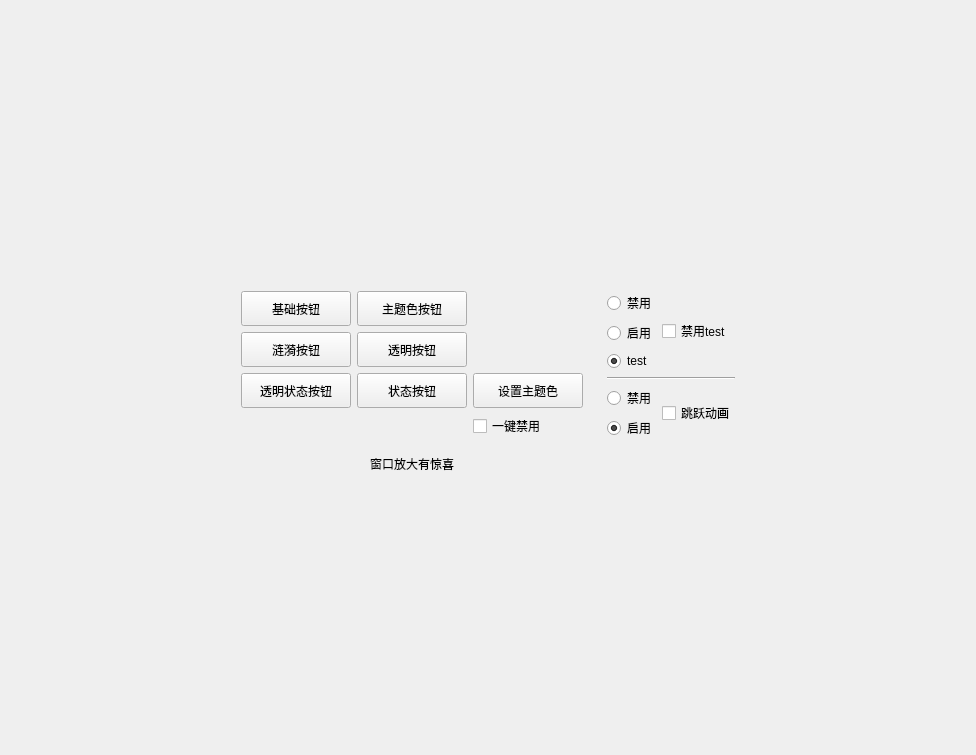
COLORREF/QWidget-FancyUI, file example/example/widget.ui: the form before one commit.
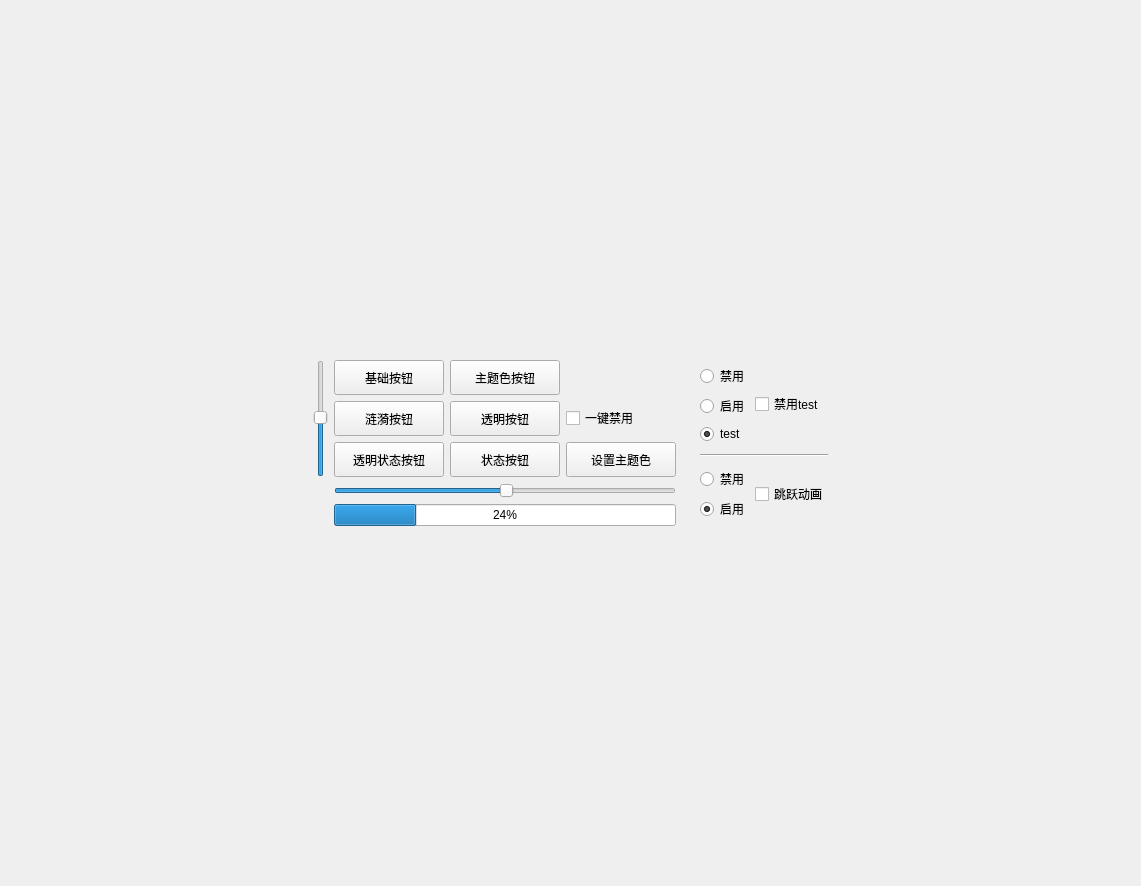
The form after the commit. The open tabs and pages were chosen to show the change. Custom widgets are drawn as their Qt base class.

Commit message:
feat(widget): 新增等比例裁剪图片显示控件
添加 AspectRatioImageWidget，按保持比例铺满方式缩放图片，支持圆角裁剪及纵向居中选项；横向居中偏移尚未实现。
调整示例主页布局并预先放置进度条、滑动条等控件引用；对应控件源码与主页图片加载逻辑尚未在本次加入。
为惯性滚动区域的样式对象设置父对象。

The edit to the form file:
```diff
--- a/example/example/widget.ui
+++ b/example/example/widget.ui
@@ -6,32 +6,339 @@
    <rect>
     <x>0</x>
     <y>0</y>
-    <width>976</width>
-    <height>755</height>
+    <width>1141</width>
+    <height>886</height>
    </rect>
   </property>
   <property name="windowTitle">
    <string>Widget</string>
   </property>
   <layout class="QHBoxLayout" name="horizontalLayout">
+   <property name="spacing">
+    <number>0</number>
+   </property>
+   <property name="leftMargin">
+    <number>0</number>
+   </property>
+   <property name="topMargin">
+    <number>0</number>
+   </property>
+   <property name="rightMargin">
+    <number>0</number>
+   </property>
+   <property name="bottomMargin">
+    <number>0</number>
+   </property>
    <item>
     <widget class="QStackedWidget" name="stackedWidget">
      <property name="currentIndex">
       <number>0</number>
      </property>
+     <widget class="QWidget" name="page_5">
+      <layout class="QVBoxLayout" name="verticalLayout_5">
+       <property name="spacing">
+        <number>0</number>
+       </property>
+       <property name="leftMargin">
+        <number>0</number>
+       </property>
+       <property name="topMargin">
+        <number>0</number>
+       </property>
+       <property name="rightMargin">
+        <number>0</number>
+       </property>
+       <property name="bottomMargin">
+        <number>0</number>
+       </property>
+       <item>
+        <widget class="QScrollArea" name="scrollArea_2">
+         <property name="widgetResizable">
+          <bool>true</bool>
+         </property>
+         <widget class="QWidget" name="scrollAreaWidgetContents_2">
+          <property name="geometry">
+           <rect>
+            <x>0</x>
+            <y>0</y>
+            <width>1139</width>
+            <height>884</height>
+           </rect>
+          </property>
+          <layout class="QVBoxLayout" name="verticalLayout_4">
+           <property name="spacing">
+            <number>0</number>
+           </property>
+           <property name="leftMargin">
+            <number>0</number>
+           </property>
+           <property name="topMargin">
+            <number>0</number>
+           </property>
+           <property name="rightMargin">
+            <number>0</number>
+           </property>
+           <property name="bottomMargin">
+            <number>0</number>
+           </property>
+           <item>
+            <widget class="AspectRatioImageWidget" name="widget_9" native="true">
+             <property name="minimumSize">
+              <size>
+               <width>0</width>
+               <height>450</height>
+              </size>
+             </property>
+             <property name="maximumSize">
+              <size>
+               <width>16777215</width>
+               <height>450</height>
+              </size>
+             </property>
+            </widget>
+           </item>
+           <item>
+            <widget class="QWidget" name="widget_10" native="true"/>
+           </item>
+          </layout>
+         </widget>
+        </widget>
+       </item>
+      </layout>
+     </widget>
      <widget class="QWidget" name="page">
       <layout class="QGridLayout" name="gridLayout_6">
-       <item row="1" column="1">
+       <item row="2" column="2">
+        <spacer name="verticalSpacer_4">
+         <property name="orientation">
+          <enum>Qt::Orientation::Vertical</enum>
+         </property>
+         <property name="sizeHint" stdset="0">
+          <size>
+           <width>20</width>
+           <height>191</height>
+          </size>
+         </property>
+        </spacer>
+       </item>
+       <item row="1" column="0">
+        <spacer name="horizontalSpacer_3">
+         <property name="orientation">
+          <enum>Qt::Orientation::Horizontal</enum>
+         </property>
+         <property name="sizeHint" stdset="0">
+          <size>
+           <width>40</width>
+           <height>20</height>
+          </size>
+         </property>
+        </spacer>
+       </item>
+       <item row="1" column="3">
+        <widget class="QWidget" name="widget_2" native="true">
+         <layout class="QGridLayout" name="gridLayout_4">
+          <item row="3" column="0" colspan="2">
+           <widget class="Line" name="line">
+            <property name="orientation">
+             <enum>Qt::Orientation::Horizontal</enum>
+            </property>
+           </widget>
+          </item>
+          <item row="4" column="0">
+           <widget class="QWidget" name="widget_4" native="true">
+            <layout class="QVBoxLayout" name="verticalLayout_2">
+             <property name="leftMargin">
+              <number>0</number>
+             </property>
+             <property name="topMargin">
+              <number>0</number>
+             </property>
+             <property name="rightMargin">
+              <number>0</number>
+             </property>
+             <property name="bottomMargin">
+              <number>0</number>
+             </property>
+             <item>
+              <widget class="RadioButton" name="radioButton_3">
+               <property name="text">
+                <string>禁用</string>
+               </property>
+               <property name="checkable">
+                <bool>true</bool>
+               </property>
+               <property name="checked">
+                <bool>false</bool>
+               </property>
+              </widget>
+             </item>
+             <item>
+              <widget class="RadioButton" name="radioButton_4">
+               <property name="text">
+                <string>启用</string>
+               </property>
+               <property name="checked">
+                <bool>true</bool>
+               </property>
+              </widget>
+             </item>
+            </layout>
+           </widget>
+          </item>
+          <item row="0" column="1">
+           <widget class="CheckBox" name="checkBox">
+            <property name="text">
+             <string>禁用test</string>
+            </property>
+           </widget>
+          </item>
+          <item row="0" column="0">
+           <widget class="QWidget" name="widget_3" native="true">
+            <layout class="QVBoxLayout" name="verticalLayout">
+             <property name="leftMargin">
+              <number>0</number>
+             </property>
+             <property name="topMargin">
+              <number>0</number>
+             </property>
+             <property name="rightMargin">
+              <number>0</number>
+             </property>
+             <property name="bottomMargin">
+              <number>0</number>
+             </property>
+             <item>
+              <widget class="RadioButton" name="radioButton">
+               <property name="text">
+                <string>禁用</string>
+               </property>
+              </widget>
+             </item>
+             <item>
+              <widget class="RadioButton" name="radioButton_2">
+               <property name="text">
+                <string>启用</string>
+               </property>
+               <property name="checked">
+                <bool>false</bool>
+               </property>
+              </widget>
+             </item>
+             <item>
+              <widget class="RadioButton" name="radioButton_5">
+               <property name="text">
+                <string>test</string>
+               </property>
+               <property name="checked">
+                <bool>true</bool>
+               </property>
+              </widget>
+             </item>
+            </layout>
+           </widget>
+          </item>
+          <item row="4" column="1">
+           <widget class="CheckBox" name="checkBox_2">
+            <property name="text">
+             <string>跳跃动画</string>
+            </property>
+           </widget>
+          </item>
+         </layout>
+        </widget>
+       </item>
+       <item row="0" column="2">
+        <spacer name="verticalSpacer_3">
+         <property name="orientation">
+          <enum>Qt::Orientation::Vertical</enum>
+         </property>
+         <property name="sizeHint" stdset="0">
+          <size>
+           <width>20</width>
+           <height>191</height>
+          </size>
+         </property>
+        </spacer>
+       </item>
+       <item row="1" column="4">
+        <spacer name="horizontalSpacer_4">
+         <property name="orientation">
+          <enum>Qt::Orientation::Horizontal</enum>
+         </property>
+         <property name="sizeHint" stdset="0">
+          <size>
+           <width>40</width>
+           <height>20</height>
+          </size>
+         </property>
+        </spacer>
+       </item>
+       <item row="1" column="2">
         <widget class="QWidget" name="widget_5" native="true">
          <layout class="QGridLayout" name="gridLayout">
-          <item row="4" column="2">
+          <item row="1" column="3">
            <widget class="CheckBox" name="checkBox_3">
             <property name="text">
              <string>一键禁用</string>
             </property>
            </widget>
           </item>
-          <item row="3" column="2">
+          <item row="2" column="2">
+           <widget class="PushButton" name="pushButton_7">
+            <property name="minimumSize">
+             <size>
+              <width>110</width>
+              <height>35</height>
+             </size>
+            </property>
+            <property name="styleSheet">
+             <string notr="true"/>
+            </property>
+            <property name="text">
+             <string>状态按钮</string>
+            </property>
+            <property name="checkable">
+             <bool>true</bool>
+            </property>
+           </widget>
+          </item>
+          <item row="0" column="2">
+           <widget class="ThemeButton" name="pushButton_4">
+            <property name="enabled">
+             <bool>true</bool>
+            </property>
+            <property name="minimumSize">
+             <size>
+              <width>110</width>
+              <height>35</height>
+             </size>
+            </property>
+            <property name="styleSheet">
+             <string notr="true"/>
+            </property>
+            <property name="text">
+             <string>主题色按钮</string>
+            </property>
+           </widget>
+          </item>
+          <item row="4" column="1" colspan="3">
+           <widget class="UncertainProgressBar" name="progressBar">
+            <property name="value">
+             <number>24</number>
+            </property>
+           </widget>
+          </item>
+          <item row="0" column="0" rowspan="3">
+           <widget class="FancySlider" name="verticalSlider">
+            <property name="value">
+             <number>50</number>
+            </property>
+            <property name="orientation">
+             <enum>Qt::Orientation::Vertical</enum>
+            </property>
+           </widget>
+          </item>
+          <item row="2" column="3">
            <widget class="RippleButton" name="pushButton">
             <property name="minimumSize">
              <size>
@@ -44,7 +351,7 @@
             </property>
            </widget>
           </item>
-          <item row="3" column="0">
+          <item row="2" column="1">
            <widget class="TransparentButton" name="pushButton_6">
             <property name="enabled">
              <bool>true</bool>
@@ -66,26 +373,7 @@
             </property>
            </widget>
           </item>
-          <item row="3" column="1">
-           <widget class="PushButton" name="pushButton_7">
-            <property name="minimumSize">
-             <size>
-              <width>110</width>
-              <height>35</height>
-             </size>
-            </property>
-            <property name="styleSheet">
-             <string notr="true"/>
-            </property>
-            <property name="text">
-             <string>状态按钮</string>
-            </property>
-            <property name="checkable">
-             <bool>true</bool>
-            </property>
-           </widget>
-          </item>
-          <item row="2" column="0">
+          <item row="1" column="1">
            <widget class="RippleButton" name="pushButton_2">
             <property name="minimumSize">
              <size>
@@ -103,42 +391,7 @@
             </property>
            </widget>
           </item>
-          <item row="0" column="1">
-           <widget class="ThemeButton" name="pushButton_4">
-            <property name="enabled">
-             <bool>true</bool>
-            </property>
-            <property name="minimumSize">
-             <size>
-              <width>110</width>
-              <height>35</height>
-             </size>
-            </property>
-            <property name="styleSheet">
-             <string notr="true"/>
-            </property>
-            <property name="text">
-             <string>主题色按钮</string>
-            </property>
-           </widget>
-          </item>
-          <item row="0" column="0">
-           <widget class="PushButton" name="pushButton_3">
-            <property name="minimumSize">
-             <size>
-              <width>110</width>
-              <height>35</height>
-             </size>
-            </property>
-            <property name="styleSheet">
-             <string notr="true"/>
-            </property>
-            <property name="text">
-             <string>基础按钮</string>
-            </property>
-           </widget>
-          </item>
-          <item row="2" column="1">
+          <item row="1" column="2">
            <widget class="TransparentButton" name="pushButton_5">
             <property name="enabled">
              <bool>true</bool>
@@ -157,184 +410,35 @@
             </property>
            </widget>
           </item>
-         </layout>
-        </widget>
-       </item>
-       <item row="1" column="3">
-        <spacer name="horizontalSpacer_4">
-         <property name="orientation">
-          <enum>Qt::Orientation::Horizontal</enum>
-         </property>
-         <property name="sizeHint" stdset="0">
-          <size>
-           <width>40</width>
-           <height>20</height>
-          </size>
-         </property>
-        </spacer>
-       </item>
-       <item row="3" column="1">
-        <spacer name="verticalSpacer_4">
-         <property name="orientation">
-          <enum>Qt::Orientation::Vertical</enum>
-         </property>
-         <property name="sizeHint" stdset="0">
-          <size>
-           <width>20</width>
-           <height>191</height>
-          </size>
-         </property>
-        </spacer>
-       </item>
-       <item row="1" column="0">
-        <spacer name="horizontalSpacer_3">
-         <property name="orientation">
-          <enum>Qt::Orientation::Horizontal</enum>
-         </property>
-         <property name="sizeHint" stdset="0">
-          <size>
-           <width>40</width>
-           <height>20</height>
-          </size>
-         </property>
-        </spacer>
-       </item>
-       <item row="0" column="1">
-        <spacer name="verticalSpacer_3">
-         <property name="orientation">
-          <enum>Qt::Orientation::Vertical</enum>
-         </property>
-         <property name="sizeHint" stdset="0">
-          <size>
-           <width>20</width>
-           <height>191</height>
-          </size>
-         </property>
-        </spacer>
-       </item>
-       <item row="1" column="2">
-        <widget class="QWidget" name="widget_2" native="true">
-         <layout class="QGridLayout" name="gridLayout_4">
-          <item row="3" column="0" colspan="2">
-           <widget class="Line" name="line">
+          <item row="3" column="1" colspan="3">
+           <widget class="FancySlider" name="horizontalSlider">
+            <property name="value">
+             <number>50</number>
+            </property>
             <property name="orientation">
              <enum>Qt::Orientation::Horizontal</enum>
             </property>
            </widget>
           </item>
-          <item row="0" column="0">
-           <widget class="QWidget" name="widget_3" native="true">
-            <layout class="QVBoxLayout" name="verticalLayout">
-             <property name="leftMargin">
-              <number>0</number>
-             </property>
-             <property name="topMargin">
-              <number>0</number>
-             </property>
-             <property name="rightMargin">
-              <number>0</number>
-             </property>
-             <property name="bottomMargin">
-              <number>0</number>
-             </property>
-             <item>
-              <widget class="RadioButton" name="radioButton">
-               <property name="text">
-                <string>禁用</string>
-               </property>
-              </widget>
-             </item>
-             <item>
-              <widget class="RadioButton" name="radioButton_2">
-               <property name="text">
-                <string>启用</string>
-               </property>
-               <property name="checked">
-                <bool>false</bool>
-               </property>
-              </widget>
-             </item>
-             <item>
-              <widget class="RadioButton" name="radioButton_5">
-               <property name="text">
-                <string>test</string>
-               </property>
-               <property name="checked">
-                <bool>true</bool>
-               </property>
-              </widget>
-             </item>
-            </layout>
-           </widget>
-          </item>
-          <item row="4" column="0">
-           <widget class="QWidget" name="widget_4" native="true">
-            <layout class="QVBoxLayout" name="verticalLayout_2">
-             <property name="leftMargin">
-              <number>0</number>
-             </property>
-             <property name="topMargin">
-              <number>0</number>
-             </property>
-             <property name="rightMargin">
-              <number>0</number>
-             </property>
-             <property name="bottomMargin">
-              <number>0</number>
-             </property>
-             <item>
-              <widget class="RadioButton" name="radioButton_3">
-               <property name="text">
-                <string>禁用</string>
-               </property>
-               <property name="checkable">
-                <bool>true</bool>
-               </property>
-               <property name="checked">
-                <bool>false</bool>
-               </property>
-              </widget>
-             </item>
-             <item>
-              <widget class="RadioButton" name="radioButton_4">
-               <property name="text">
-                <string>启用</string>
-               </property>
-               <property name="checked">
-                <bool>true</bool>
-               </property>
-              </widget>
-             </item>
-            </layout>
-           </widget>
-          </item>
           <item row="0" column="1">
-           <widget class="CheckBox" name="checkBox">
-            <property name="text">
-             <string>禁用test</string>
+           <widget class="PushButton" name="pushButton_3">
+            <property name="minimumSize">
+             <size>
+              <width>110</width>
+              <height>35</height>
+             </size>
             </property>
-           </widget>
-          </item>
-          <item row="4" column="1">
-           <widget class="CheckBox" name="checkBox_2">
+            <property name="styleSheet">
+             <string notr="true"/>
+            </property>
             <property name="text">
-             <string>跳跃动画</string>
+             <string>基础按钮</string>
             </property>
            </widget>
           </item>
          </layout>
         </widget>
        </item>
-       <item row="2" column="1">
-        <widget class="QLabel" name="label">
-         <property name="text">
-          <string>窗口放大有惊喜</string>
-         </property>
-         <property name="alignment">
-          <set>Qt::AlignmentFlag::AlignCenter</set>
-         </property>
-        </widget>
-       </item>
       </layout>
      </widget>
      <widget class="QWidget" name="page_2">
@@ -364,7 +468,7 @@
            </widget>
           </item>
           <item row="1" column="2">
-           <widget class="QLabel" name="label_15">
+           <widget class="Label" name="label_15">
             <property name="minimumSize">
              <size>
               <width>0</width>
@@ -386,7 +490,7 @@
            </widget>
           </item>
           <item row="1" column="0">
-           <widget class="QLabel" name="label_13">
+           <widget class="Label" name="label_13">
             <property name="minimumSize">
              <size>
               <width>0</width>
@@ -422,7 +526,7 @@
            </widget>
           </item>
           <item row="3" column="2">
-           <widget class="QLabel" name="label_18">
+           <widget class="Label" name="label_18">
             <property name="minimumSize">
              <size>
               <width>0</width>
@@ -444,7 +548,7 @@
            </widget>
           </item>
           <item row="3" column="1">
-           <widget class="QLabel" name="label_17">
+           <widget class="Label" name="label_17">
             <property name="minimumSize">
              <size>
               <width>0</width>
@@ -480,7 +584,7 @@
            </widget>
           </item>
           <item row="3" column="0">
-           <widget class="QLabel" name="label_16">
+           <widget class="Label" name="label_16">
             <property name="minimumSize">
              <size>
               <width>0</width>
@@ -502,7 +606,7 @@
            </widget>
           </item>
           <item row="1" column="1">
-           <widget class="QLabel" name="label_14">
+           <widget class="Label" name="label_14">
             <property name="minimumSize">
              <size>
               <width>0</width>
@@ -538,7 +642,7 @@
            </widget>
           </item>
           <item row="5" column="0">
-           <widget class="QLabel" name="label_19">
+           <widget class="Label" name="label_19">
             <property name="minimumSize">
              <size>
               <width>0</width>
@@ -560,7 +664,7 @@
            </widget>
           </item>
           <item row="5" column="1">
-           <widget class="QLabel" name="label_20">
+           <widget class="Label" name="label_20">
             <property name="minimumSize">
              <size>
               <width>0</width>
@@ -582,7 +686,7 @@
            </widget>
           </item>
           <item row="5" column="2">
-           <widget class="QLabel" name="label_21">
+           <widget class="Label" name="label_21">
             <property name="minimumSize">
              <size>
               <width>0</width>
@@ -626,7 +730,7 @@
          </property>
          <layout class="QVBoxLayout" name="verticalLayout_3">
           <item>
-           <widget class="QLabel" name="label_12">
+           <widget class="Label" name="label_12">
             <property name="text">
              <string>预留拓展区，
 此页面功能及相关类尚未完善</string>
@@ -646,8 +750,8 @@
            <rect>
             <x>0</x>
             <y>0</y>
-            <width>723</width>
-            <height>552</height>
+            <width>34</width>
+            <height>16</height>
            </rect>
           </property>
          </widget>
@@ -669,7 +773,7 @@
          </property>
          <layout class="QHBoxLayout" name="horizontalLayout_2">
           <item>
-           <widget class="QLabel" name="label_11">
+           <widget class="Label" name="label_11">
             <property name="text">
              <string>图标展示
 预留拓展区，此页面功能及相关类尚未完善</string>
@@ -866,6 +970,27 @@
    <extends>QPushButton</extends>
    <header>FancyButton.h</header>
   </customwidget>
+  <customwidget>
+   <class>AspectRatioImageWidget</class>
+   <extends>QWidget</extends>
+   <header>FancyWidget.h</header>
+   <container>1</container>
+  </customwidget>
+  <customwidget>
+   <class>FancySlider</class>
+   <extends>QSlider</extends>
+   <header>FancySlider.h</header>
+  </customwidget>
+  <customwidget>
+   <class>Label</class>
+   <extends>QLabel</extends>
+   <header>FancyLabel.h</header>
+  </customwidget>
+  <customwidget>
+   <class>UncertainProgressBar</class>
+   <extends>QProgressBar</extends>
+   <header>FancyProgressBar.h</header>
+  </customwidget>
  </customwidgets>
  <resources/>
  <connections>
```
The commit also changes 2 other files.
